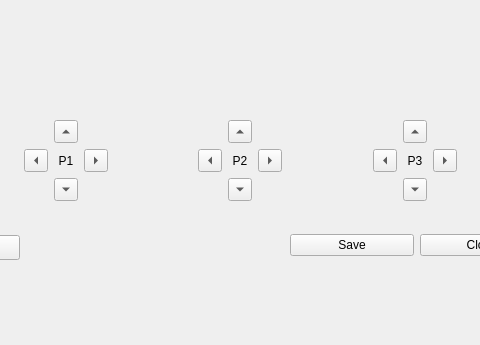
First picture: the form in module/UI/qtdesigner/splinewindow2.ui, repository badabush/Blade-Optimization-Tool, before the edit; both pictures show x 150 to 630 and y 255 to 600 of the 800 by 600 pixel window.
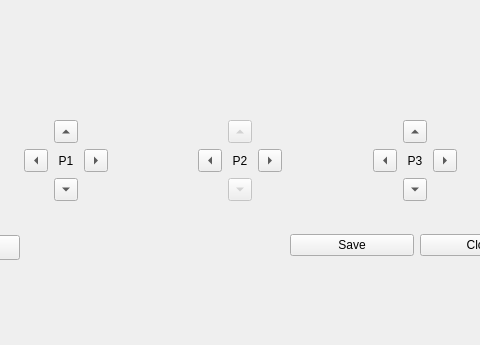
Second picture: the form after the edit.

Diff of the .ui file:
```diff
--- a/module/UI/qtdesigner/splinewindow2.ui
+++ b/module/UI/qtdesigner/splinewindow2.ui
@@ -186,7 +186,7 @@
        <item row="0" column="1">
         <widget class="QToolButton" name="p2_up">
          <property name="enabled">
-          <bool>true</bool>
+          <bool>false</bool>
          </property>
          <property name="text">
           <string/>
@@ -219,7 +219,7 @@
        <item row="2" column="1">
         <widget class="QToolButton" name="p2_down">
          <property name="enabled">
-          <bool>true</bool>
+          <bool>false</bool>
          </property>
          <property name="text">
           <string/>
```
Left out of the diff: 2 changed lines with no effect on the pictures.
